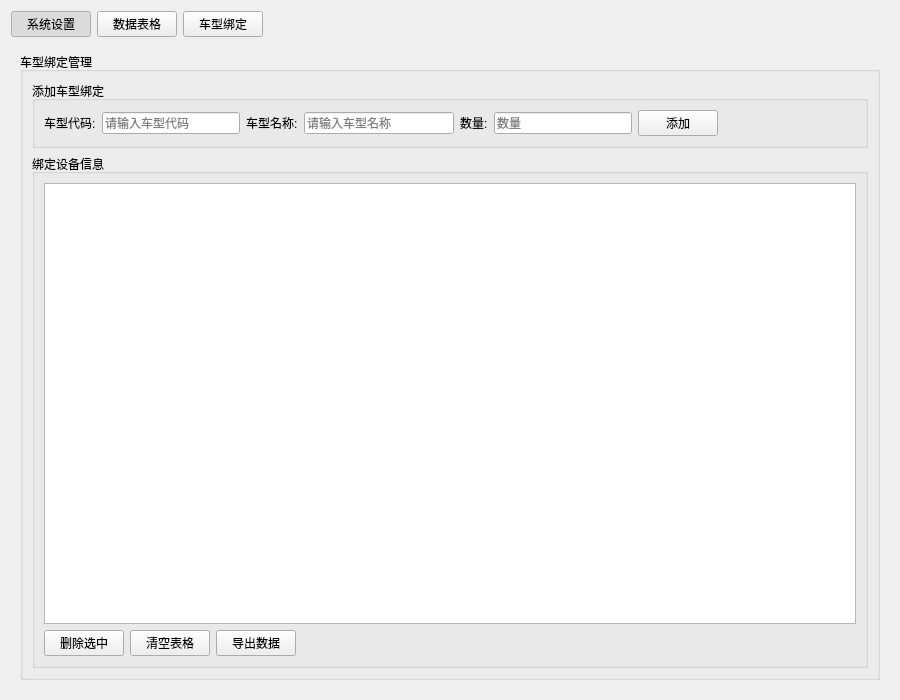
First picture: the form in tcpclient.ui, repository xiaoluoDD/AGTProject, before the edit.
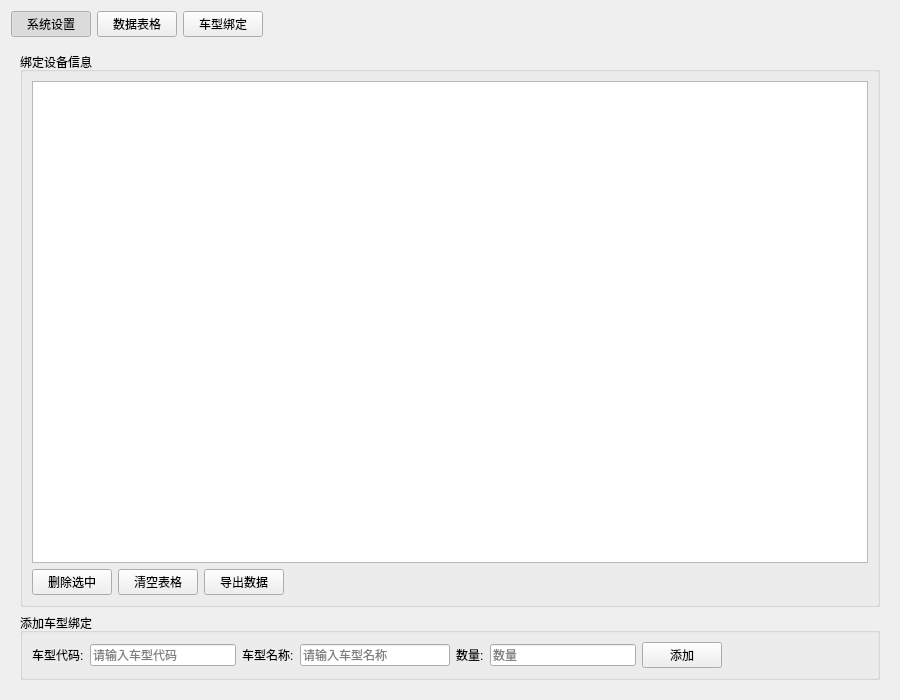
Second picture: the form after the edit.

Commit message: 1、修改车型管理界面，由服务端发送车型记录 2、同步工程组管理车型

Diff of the .ui file:
```diff
--- a/tcpclient.ui
+++ b/tcpclient.ui
@@ -442,16 +442,82 @@
      <widget class="QWidget" name="vehicleBindingPage">
       <layout class="QVBoxLayout" name="verticalLayout_7">
        <item>
-        <widget class="QGroupBox" name="groupBoxVehicleBinding">
+        <widget class="QGroupBox" name="groupBoxVehicleBindingTable">
          <property name="title">
-          <string>车型绑定管理</string>
+          <string>绑定设备信息</string>
          </property>
-         <layout class="QVBoxLayout" name="verticalLayout_8">
+         <layout class="QVBoxLayout" name="verticalLayout_9">
           <item>
-           <widget class="QGroupBox" name="groupBoxVehicleBindingInput">
-            <property name="title">
-             <string>添加车型绑定</string>
+           <widget class="QTableWidget" name="tableWidgetVehicleBinding">
+            <property name="alternatingRowColors">
+             <bool>true</bool>
             </property>
+            <property name="selectionBehavior">
+             <enum>QAbstractItemView::SelectionBehavior::SelectRows</enum>
+            </property>
+            <property name="sortingEnabled">
+             <bool>true</bool>
+            </property>
+           </widget>
+          </item>
+          <item>
+           <layout class="QHBoxLayout" name="horizontalLayout_9">
+            <item>
+             <widget class="QPushButton" name="pushButtonDeleteVehicle">
+              <property name="visible">
+               <bool>false</bool>
+              </property>
+              <property name="text">
+               <string>删除选中</string>
+              </property>
+             </widget>
+            </item>
+            <item>
+             <widget class="QPushButton" name="pushButtonClearVehicleTable">
+              <property name="visible">
+               <bool>false</bool>
+              </property>
+              <property name="text">
+               <string>清空表格</string>
+              </property>
+             </widget>
+            </item>
+            <item>
+             <widget class="QPushButton" name="pushButtonExportVehicleTable">
+              <property name="visible">
+               <bool>false</bool>
+              </property>
+              <property name="text">
+               <string>导出数据</string>
+              </property>
+             </widget>
+            </item>
+            <item>
+             <spacer name="horizontalSpacer_9">
+              <property name="orientation">
+               <enum>Qt::Orientation::Horizontal</enum>
+              </property>
+              <property name="sizeHint" stdset="0">
+               <size>
+                <width>40</width>
+                <height>20</height>
+               </size>
+              </property>
+             </spacer>
+            </item>
+           </layout>
+          </item>
+         </layout>
+        </widget>
+       </item>
+       <item>
+        <widget class="QGroupBox" name="groupBoxVehicleBindingInput">
+         <property name="visible">
+          <bool>false</bool>
+         </property>
+         <property name="title">
+          <string>添加车型绑定</string>
+         </property>
             <layout class="QHBoxLayout" name="horizontalLayout_8">
              <item>
               <widget class="QLabel" name="labelVehicleCode">
@@ -535,72 +601,6 @@
              </item>
             </layout>
            </widget>
-          </item>
-          <item>
-           <widget class="QGroupBox" name="groupBoxVehicleBindingTable">
-            <property name="title">
-             <string>绑定设备信息</string>
-            </property>
-            <layout class="QVBoxLayout" name="verticalLayout_9">
-             <item>
-              <widget class="QTableWidget" name="tableWidgetVehicleBinding">
-               <property name="alternatingRowColors">
-                <bool>true</bool>
-               </property>
-               <property name="selectionBehavior">
-                <enum>QAbstractItemView::SelectionBehavior::SelectRows</enum>
-               </property>
-               <property name="sortingEnabled">
-                <bool>true</bool>
-               </property>
-              </widget>
-             </item>
-             <item>
-              <layout class="QHBoxLayout" name="horizontalLayout_9">
-               <item>
-                <widget class="QPushButton" name="pushButtonDeleteVehicle">
-                 <property name="text">
-                  <string>删除选中</string>
-                 </property>
-                </widget>
-               </item>
-               <item>
-                <widget class="QPushButton" name="pushButtonClearVehicleTable">
-                 <property name="text">
-                  <string>清空表格</string>
-                 </property>
-                </widget>
-               </item>
-               <item>
-                <widget class="QPushButton" name="pushButtonExportVehicleTable">
-                 <property name="visible">
-                  <bool>false</bool>
-                 </property>
-                 <property name="text">
-                  <string>导出数据</string>
-                 </property>
-                </widget>
-               </item>
-               <item>
-                <spacer name="horizontalSpacer_9">
-                 <property name="orientation">
-                  <enum>Qt::Orientation::Horizontal</enum>
-                 </property>
-                 <property name="sizeHint" stdset="0">
-                  <size>
-                   <width>40</width>
-                   <height>20</height>
-                  </size>
-                 </property>
-                </spacer>
-               </item>
-              </layout>
-             </item>
-            </layout>
-           </widget>
-          </item>
-         </layout>
-        </widget>
        </item>
       </layout>
      </widget>
```
The commit also changes 4 other files.
